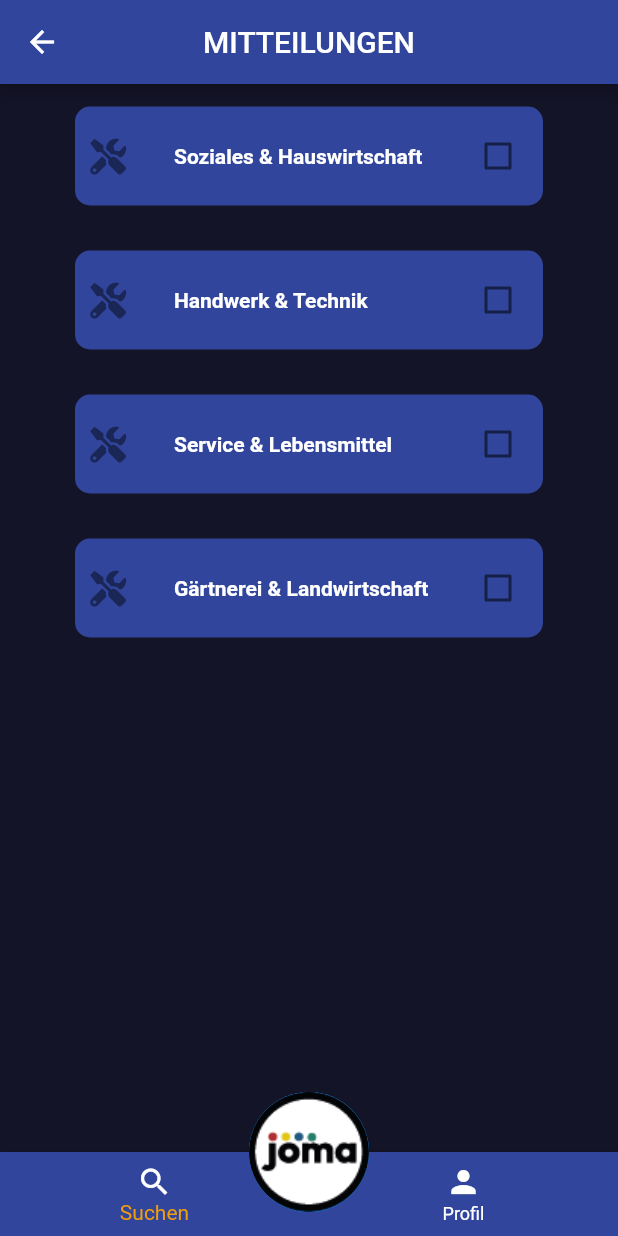
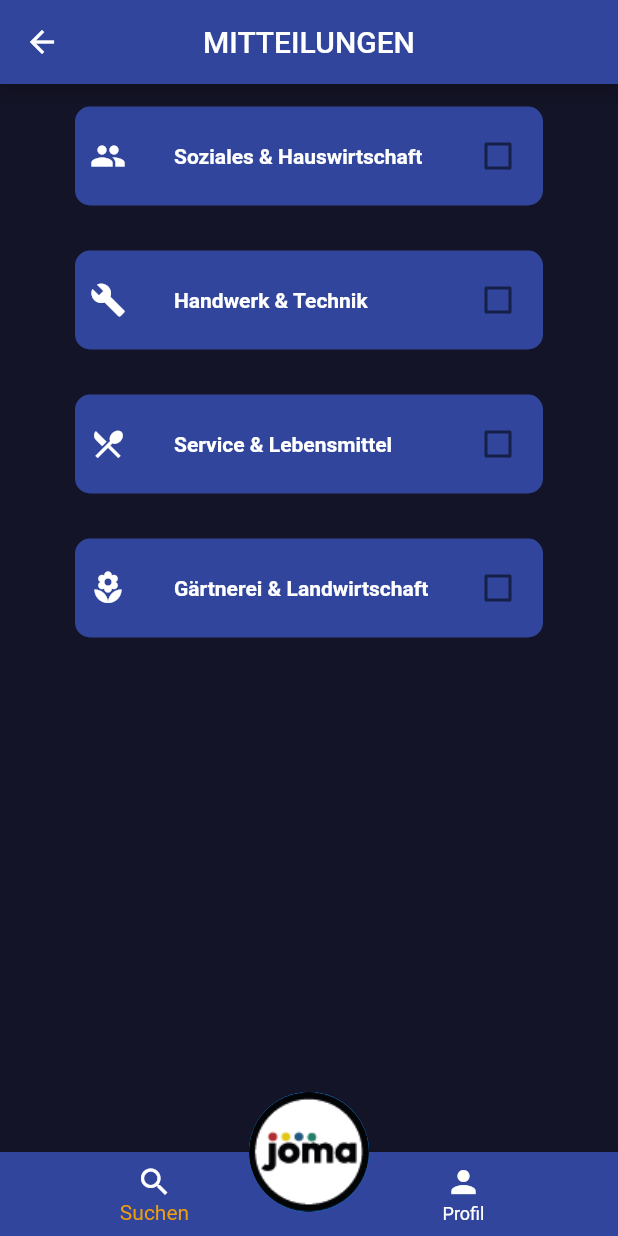
Before and after one commit to arsomesan/JoMa, a Flutter app: the ScreenNotifications screen opened directly, on a phone screen of 412 x 824 dp. Run offline on Flutter 3.47's test engine with Material 2 defaults, Android fonts, the light colour scheme and no system bars; our stand-ins replace animated_splash_screen, carousel_slider, flutter_map, flutter_svg, flutter_svg_provider, font_awesome_flutter and 3 more; accounts and stored records are empty; network calls fail.

Commit message:
changed from meeting

```diff
--- a/lib/main.dart
+++ b/lib/main.dart
@@ -44,7 +44,7 @@
       splash: SvgPicture.asset("assets/images/darkLogo.svg"),
       nextScreen: ScreenWelcome(),
       splashTransition: SplashTransition.rotationTransition,
-      backgroundColor: AppColors().darkSecondaryColor,
+      backgroundColor: AppColors().darkPrimaryColor,
       ),
 
       ),
--- a/lib/materials/appbar_job.dart
+++ b/lib/materials/appbar_job.dart
@@ -1,8 +1,10 @@
 import 'package:flutter/material.dart';
+import 'package:flutter/services.dart';
 import 'package:get/get_core/src/get_main.dart';
 import 'package:get/get_navigation/src/extension_navigation.dart';
 import 'package:joma/materials/assets.dart';
 import 'package:joma/screens/screen_settings.dart';
+import 'package:flutter_svg_provider/flutter_svg_provider.dart';
 
 
 
@@ -100,9 +102,9 @@
                   child: Container(
                     height: 120,
                     width: 120,
-                    decoration: BoxDecoration(
+                    decoration: const BoxDecoration(
                       image: DecorationImage(
-                        image: AppLogo().darkLogoAssestImage,
+                        image: Svg("assets/images/darkLogo.svg"),
                         fit: BoxFit.contain,
                       ),
                       //color: Colors.green,
--- a/lib/screens/screen_notifications.dart
+++ b/lib/screens/screen_notifications.dart
@@ -25,7 +25,7 @@
 }
 
 class _ScreenNotificationsState extends State<ScreenNotifications> {
-  bool _isChecked = false;
+  List<bool> _isChecked = [false, false, false, false];
   @override
   void initState() {
     // TODO: implement initState
@@ -55,32 +55,47 @@
         children: [
           CheckboxButton(
               text: 'Soziales & Hauswirtschaft',
-              value: _isChecked,
+              value: _isChecked[0],
               onChanged: (bool? value) {
                 setState(() {
-                  _isChecked = value!;
+                  _isChecked[0] = value!;
                 });
 
               },
-              icon: Icon(FontAwesomeIcons.tools),
+              icon: AppIcons().blueSection,
           ),
           CheckboxButton(
             text: 'Handwerk & Technik',
-            value: false,
-            onChanged: (bool? value) {},
-            icon: Icon(FontAwesomeIcons.tools),
+            value: _isChecked[1],
+            onChanged: (bool? value) {
+              setState(() {
+                _isChecked[1] = value!;
+              });
+
+            },
+            icon: AppIcons().redSection,
           ),
           CheckboxButton(
             text: 'Service & Lebensmittel',
-            value: false,
-            onChanged: (bool? value) {},
-            icon: Icon(FontAwesomeIcons.tools),
+            value: _isChecked[2],
+            onChanged: (bool? value) {
+              setState(() {
+                _isChecked[2] = value!;
+              });
+
+            },
+            icon: AppIcons().yellowSection,
           ),
           CheckboxButton(
             text: 'Gärtnerei & Landwirtschaft',
-            value: false,
-            onChanged: (bool? value) {},
-            icon: Icon(FontAwesomeIcons.tools),
+            value: _isChecked[3],
+            onChanged: (bool? value) {
+              setState(() {
+                _isChecked[3] = value!;
+              });
+
+            },
+            icon: AppIcons().greenSection,
           )
         ],
       ),
```
